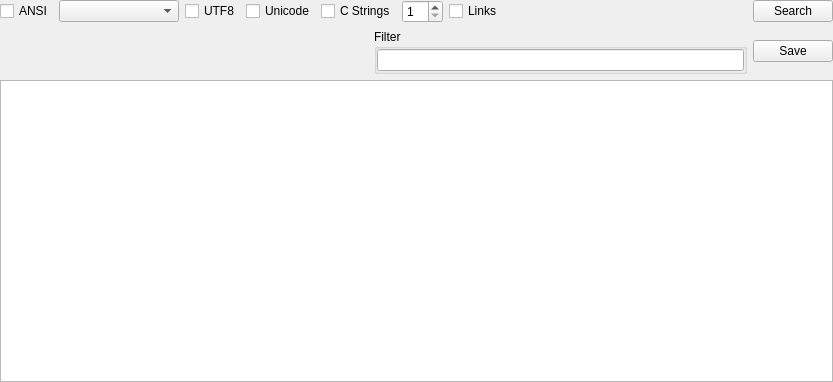
Before: the Qt Designer form SearchStrings/searchstringswidget.ui in horsicq/FormatWidgets, drawn with Qt 5.
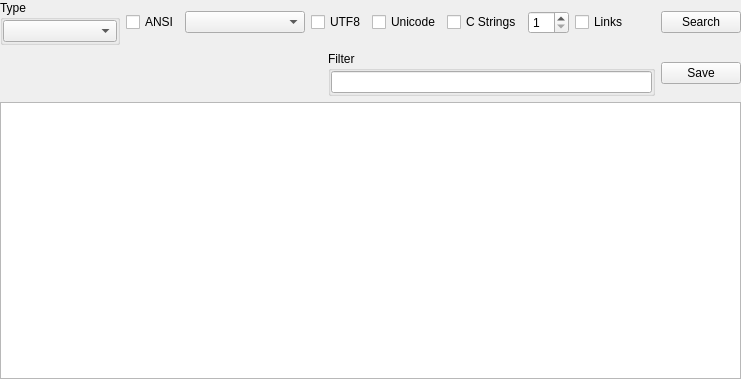
After: the same form once the commit is applied.

The edit to the form file:
```diff
--- a/SearchStrings/searchstringswidget.ui
+++ b/SearchStrings/searchstringswidget.ui
@@ -6,8 +6,8 @@
    <rect>
     <x>0</x>
     <y>0</y>
-    <width>833</width>
-    <height>382</height>
+    <width>741</width>
+    <height>379</height>
    </rect>
   </property>
   <property name="windowTitle">
@@ -28,6 +28,36 @@
    </property>
    <item>
     <layout class="QHBoxLayout" name="horizontalLayout_2">
+     <item>
+      <widget class="QGroupBox" name="groupBoxType">
+       <property name="minimumSize">
+        <size>
+         <width>120</width>
+         <height>0</height>
+        </size>
+       </property>
+       <property name="title">
+        <string>Type</string>
+       </property>
+       <layout class="QVBoxLayout" name="verticalLayout_3">
+        <property name="leftMargin">
+         <number>0</number>
+        </property>
+        <property name="topMargin">
+         <number>0</number>
+        </property>
+        <property name="rightMargin">
+         <number>0</number>
+        </property>
+        <property name="bottomMargin">
+         <number>0</number>
+        </property>
+        <item>
+         <widget class="QComboBox" name="comboBoxType"/>
+        </item>
+       </layout>
+      </widget>
+     </item>
      <item>
       <widget class="QCheckBox" name="checkBoxAnsi">
        <property name="text">
@@ -170,6 +200,9 @@
      <attribute name="horizontalHeaderStretchLastSection">
       <bool>true</bool>
      </attribute>
+     <attribute name="verticalHeaderVisible">
+      <bool>false</bool>
+     </attribute>
      <attribute name="verticalHeaderMinimumSectionSize">
       <number>20</number>
      </attribute>
```
